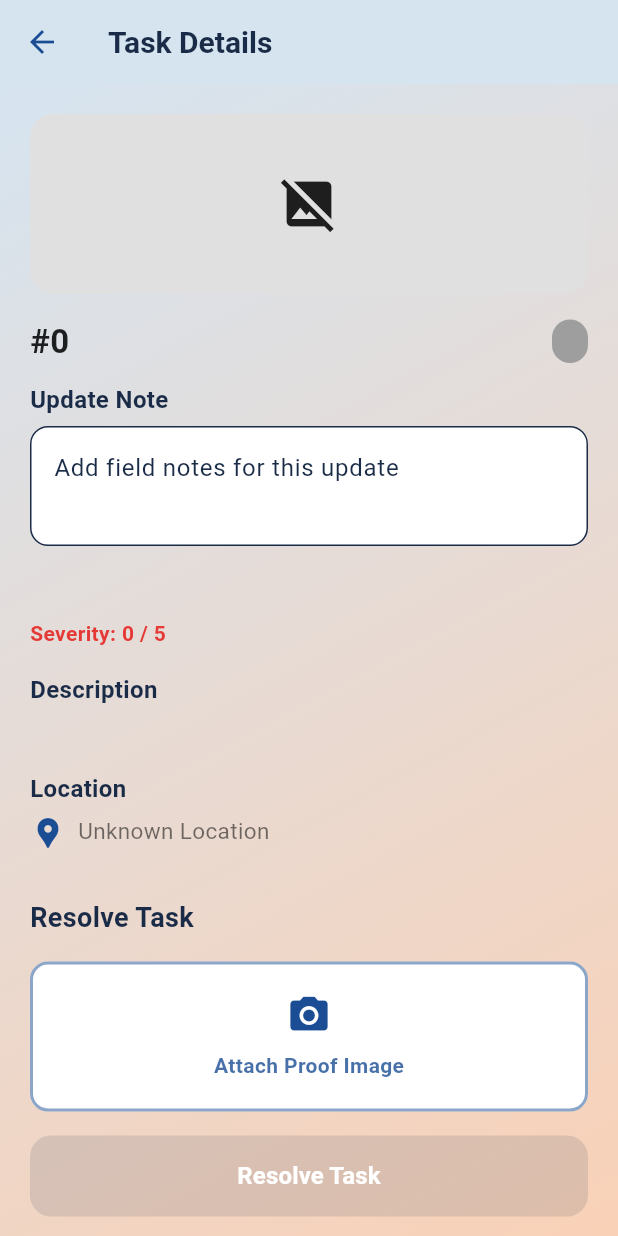
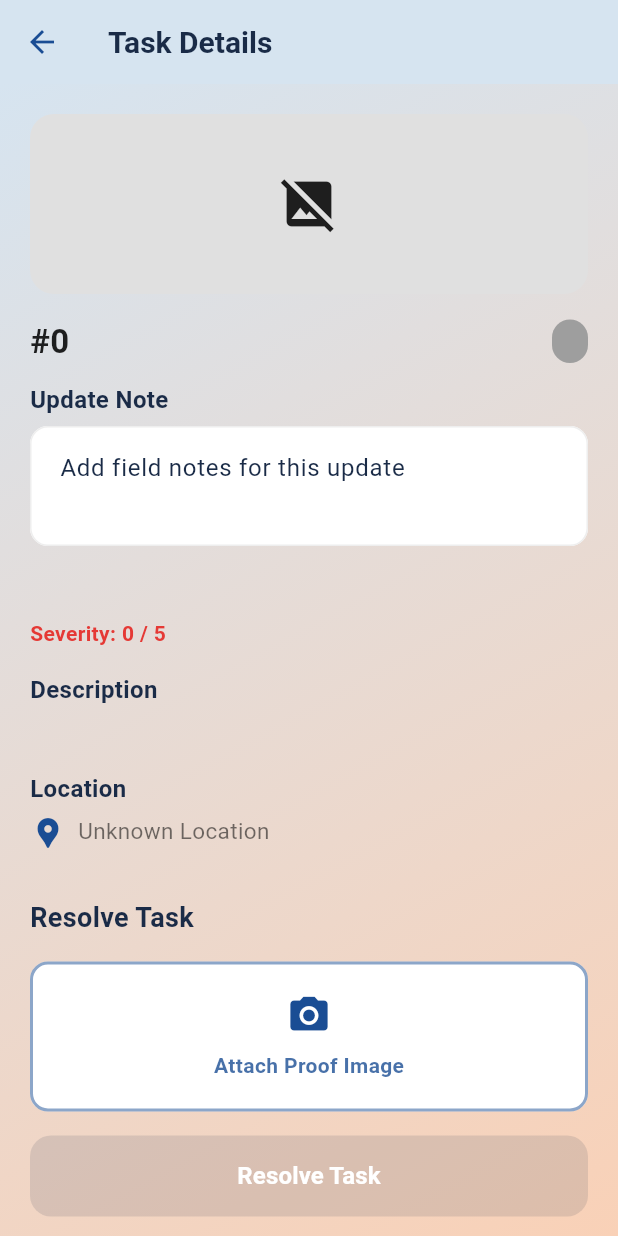
Before and after one commit to Jatin-Bagga1/CivicSight-AI, a Flutter app: the _TaskDetailContent screen opened directly, on a phone screen of 412 x 824 dp. Run offline on Flutter 3.47's test engine with Material 3 defaults, Android fonts, the phone set to English and light mode, and no system bars; our stand-ins replace firebase_auth, firebase_core, firebase_storage, flutter_dotenv, flutter_image_compress, geolocator and 5 more; missing offline and left inert: flutter_facebook_auth; accounts and stored records are empty.

Commit message:
feat(ui): modernize design system with glass helpers, tokens & dark theme inputs
- Add glassmorphism BoxDecoration helper (AppColors.glass)
- Add standardized design tokens (radius, radiusSm, radiusXl, animFast, animNormal)
- Add cardShadow helper for consistent elevation
- Add InputDecorationTheme for both light and dark themes
- Set card/button elevation to 0 for flat modern look
- Blue focus borders in light mode, orange in dark mode

```diff
--- a/lib/constants/app_theme.dart
+++ b/lib/constants/app_theme.dart
@@ -32,15 +32,41 @@ class AppTheme {
     ),
     cardTheme: CardThemeData(
       color: AppColors.lightCard,
-      elevation: 2,
-      shape: RoundedRectangleBorder(borderRadius: BorderRadius.circular(15)),
+      elevation: 0,
+      shape: RoundedRectangleBorder(borderRadius: BorderRadius.circular(AppColors.radius)),
     ),
     elevatedButtonTheme: ElevatedButtonThemeData(
       style: ElevatedButton.styleFrom(
         backgroundColor: AppColors.primaryBlue,
         foregroundColor: Colors.white,
-        shape: RoundedRectangleBorder(borderRadius: BorderRadius.circular(12)),
+        elevation: 0,
+        shape: RoundedRectangleBorder(borderRadius: BorderRadius.circular(AppColors.radiusSm)),
         padding: const EdgeInsets.symmetric(horizontal: 24, vertical: 14),
+      ),
+    ),
+    inputDecorationTheme: InputDecorationTheme(
+      filled: true,
+      fillColor: Colors.white,
+      contentPadding: const EdgeInsets.symmetric(horizontal: 16, vertical: 16),
+      border: OutlineInputBorder(
+        borderRadius: BorderRadius.circular(AppColors.radiusSm),
+        borderSide: BorderSide.none,
+      ),
+      enabledBorder: OutlineInputBorder(
+        borderRadius: BorderRadius.circular(AppColors.radiusSm),
+        borderSide: BorderSide(color: Colors.grey.shade200),
+      ),
+      focusedBorder: OutlineInputBorder(
+        borderRadius: BorderRadius.circular(AppColors.radiusSm),
+        borderSide: const BorderSide(color: AppColors.primaryBlue, width: 1.5),
+      ),
+      errorBorder: OutlineInputBorder(
+        borderRadius: BorderRadius.circular(AppColors.radiusSm),
+        borderSide: const BorderSide(color: AppColors.error),
+      ),
+      focusedErrorBorder: OutlineInputBorder(
+        borderRadius: BorderRadius.circular(AppColors.radiusSm),
+        borderSide: const BorderSide(color: AppColors.error, width: 1.5),
       ),
     ),
     switchTheme: SwitchThemeData(
@@ -99,15 +125,41 @@ class AppTheme {
     ),
     cardTheme: CardThemeData(
       color: AppColors.darkCard,
-      elevation: 2,
-      shape: RoundedRectangleBorder(borderRadius: BorderRadius.circular(15)),
+      elevation: 0,
+      shape: RoundedRectangleBorder(borderRadius: BorderRadius.circular(AppColors.radius)),
     ),
     elevatedButtonTheme: ElevatedButtonThemeData(
       style: ElevatedButton.styleFrom(
         backgroundColor: AppColors.primaryBlue,
         foregroundColor: Colors.white,
-        shape: RoundedRectangleBorder(borderRadius: BorderRadius.circular(12)),
+        elevation: 0,
+        shape: RoundedRectangleBorder(borderRadius: BorderRadius.circular(AppColors.radiusSm)),
         padding: const EdgeInsets.symmetric(horizontal: 24, vertical: 14),
+      ),
+    ),
+    inputDecorationTheme: InputDecorationTheme(
+      filled: true,
+      fillColor: AppColors.darkCard,
+      contentPadding: const EdgeInsets.symmetric(horizontal: 16, vertical: 16),
+      border: OutlineInputBorder(
+        borderRadius: BorderRadius.circular(AppColors.radiusSm),
+        borderSide: BorderSide.none,
+      ),
+      enabledBorder: OutlineInputBorder(
+        borderRadius: BorderRadius.circular(AppColors.radiusSm),
+        borderSide: BorderSide(color: Colors.grey.shade800),
+      ),
+      focusedBorder: OutlineInputBorder(
+        borderRadius: BorderRadius.circular(AppColors.radiusSm),
+        borderSide: const BorderSide(color: AppColors.primaryOrange, width: 1.5),
+      ),
+      errorBorder: OutlineInputBorder(
+        borderRadius: BorderRadius.circular(AppColors.radiusSm),
+        borderSide: const BorderSide(color: AppColors.error),
+      ),
+      focusedErrorBorder: OutlineInputBorder(
+        borderRadius: BorderRadius.circular(AppColors.radiusSm),
+        borderSide: const BorderSide(color: AppColors.error, width: 1.5),
       ),
     ),
     switchTheme: SwitchThemeData(
--- a/lib/constants/colors.dart
+++ b/lib/constants/colors.dart
@@ -1,3 +1,4 @@
+import 'dart:ui';
 import 'package:flutter/material.dart';
 
 /// CivicSight AI Color Palette
@@ -44,4 +45,33 @@ class AppColors {
   static const LinearGradient buttonGradient = LinearGradient(
     colors: [primaryBlue, primaryOrange],
   );
+
+  // ─── Standardised design tokens ───
+  static const double radius = 16;
+  static const double radiusSm = 12;
+  static const double radiusXl = 24;
+  static const Duration animFast = Duration(milliseconds: 200);
+  static const Duration animNormal = Duration(milliseconds: 350);
+
+  /// Frosted-glass card decoration.
+  static BoxDecoration glass(bool isDark) => BoxDecoration(
+        color: isDark
+            ? Colors.white.withOpacity(0.07)
+            : Colors.white.withOpacity(0.55),
+        borderRadius: BorderRadius.circular(radius),
+        border: Border.all(
+          color: isDark
+              ? Colors.white.withOpacity(0.10)
+              : Colors.white.withOpacity(0.60),
+        ),
+      );
+
+  /// Standard card shadow.
+  static List<BoxShadow> cardShadow(bool isDark) => [
+        BoxShadow(
+          color: Colors.black.withOpacity(isDark ? 0.25 : 0.08),
+          blurRadius: 12,
+          offset: const Offset(0, 4),
+        ),
+      ];
 }
```
